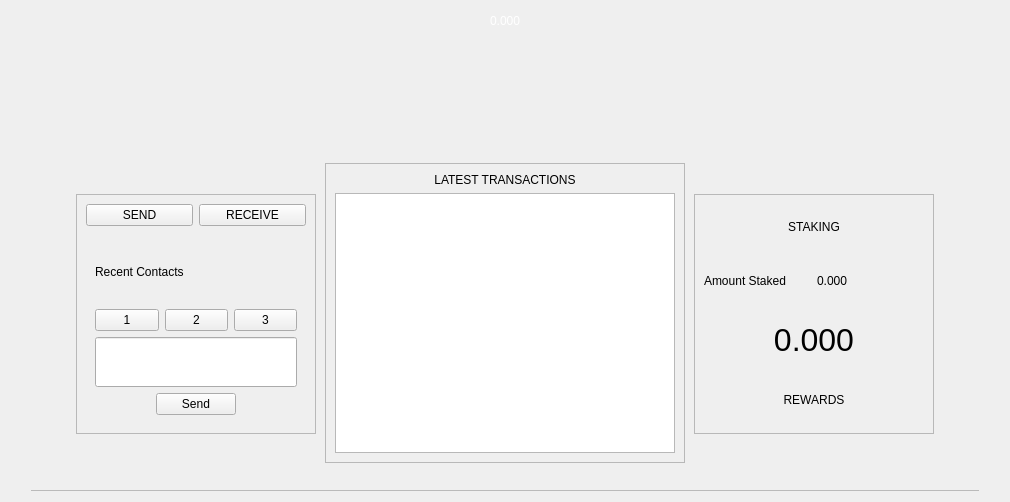
Old version of the form src/qt/forms/dashboardwidget.ui in the repository eons-finance/ALQO.
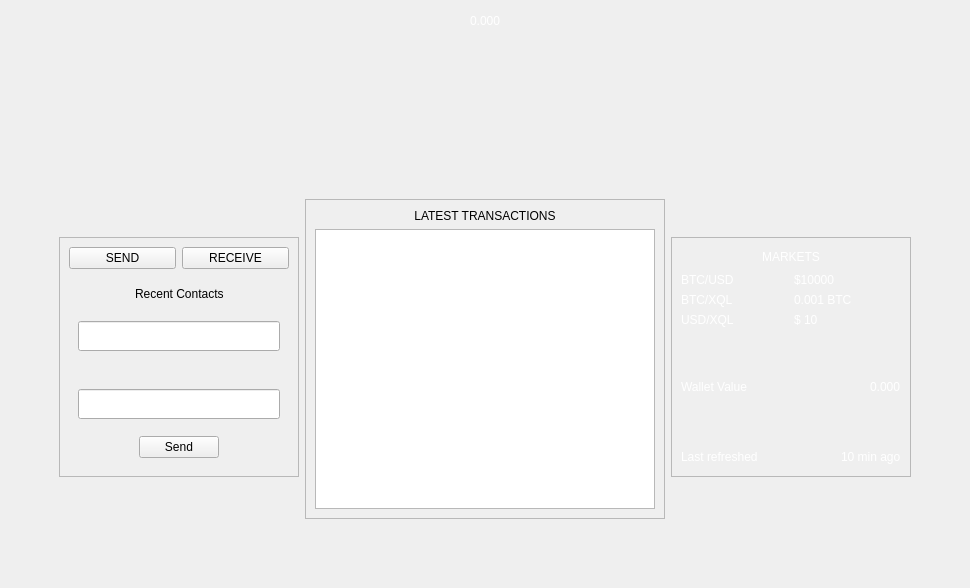
New version of the form. The open tabs and pages were chosen to show the change.

```diff
--- a/src/qt/forms/dashboardwidget.ui
+++ b/src/qt/forms/dashboardwidget.ui
@@ -6,8 +6,8 @@
    <rect>
     <x>0</x>
     <y>0</y>
-    <width>1010</width>
-    <height>502</height>
+    <width>970</width>
+    <height>588</height>
    </rect>
   </property>
   <property name="sizePolicy">
@@ -19,7 +19,7 @@
   <property name="windowTitle">
    <string>Form</string>
   </property>
-  <layout class="QVBoxLayout" name="verticalLayout_10">
+  <layout class="QVBoxLayout" name="verticalLayout_8">
    <item>
     <layout class="QVBoxLayout" name="dashLayout">
      <item>
@@ -60,42 +60,6 @@
       </layout>
      </item>
      <item>
-      <widget class="QWidget" name="layoutWarning" native="true">
-       <layout class="QVBoxLayout" name="verticalLayout_8">
-        <property name="spacing">
-         <number>0</number>
-        </property>
-        <property name="leftMargin">
-         <number>0</number>
-        </property>
-        <property name="topMargin">
-         <number>0</number>
-        </property>
-        <property name="rightMargin">
-         <number>0</number>
-        </property>
-        <property name="bottomMargin">
-         <number>0</number>
-        </property>
-        <item>
-         <widget class="QWidget" name="containerWarning" native="true">
-          <layout class="QVBoxLayout" name="verticalLayout_21">
-           <property name="spacing">
-            <number>9</number>
-           </property>
-           <property name="leftMargin">
-            <number>20</number>
-           </property>
-           <property name="topMargin">
-            <number>9</number>
-           </property>
-           <property name="rightMargin">
-            <number>20</number>
-           </property>
-           <property name="bottomMargin">
-            <number>0</number>
-           </property>
-           <item>
             <layout class="QHBoxLayout" name="horizontalLayout">
              <property name="topMargin">
               <number>100</number>
@@ -175,6 +139,23 @@
                     <widget class="QWidget" name="send">
                      <layout class="QVBoxLayout" name="verticalLayout_2">
                       <item>
+                 <layout class="QVBoxLayout" name="verticalLayout_10">
+                  <item>
+                   <layout class="QHBoxLayout" name="horizontalLayout_12">
+                    <item>
+                     <spacer name="horizontalSpacer_8">
+                      <property name="orientation">
+                       <enum>Qt::Horizontal</enum>
+                      </property>
+                      <property name="sizeHint" stdset="0">
+                       <size>
+                        <width>40</width>
+                        <height>20</height>
+                       </size>
+                      </property>
+                     </spacer>
+                    </item>
+                    <item>
                        <widget class="QLabel" name="lblRecentcontacts">
                         <property name="text">
                          <string>Recent Contacts</string>
@@ -182,30 +163,78 @@
                        </widget>
                       </item>
                       <item>
-                       <layout class="QHBoxLayout" name="horizontalLayout_2">
+                     <spacer name="horizontalSpacer_7">
+                      <property name="orientation">
+                       <enum>Qt::Horizontal</enum>
+                      </property>
+                      <property name="sizeHint" stdset="0">
+                       <size>
+                        <width>40</width>
+                        <height>20</height>
+                       </size>
+                      </property>
+                     </spacer>
+                    </item>
+                   </layout>
+                  </item>
                         <item>
-                         <widget class="QPushButton" name="pushButton">
-                          <property name="text">
-                           <string>1</string>
-                          </property>
-                         </widget>
+                   <spacer name="verticalSpacer_9">
+                    <property name="orientation">
+                     <enum>Qt::Vertical</enum>
+                    </property>
+                    <property name="sizeHint" stdset="0">
+                     <size>
+                      <width>20</width>
+                      <height>40</height>
+                     </size>
+                    </property>
+                   </spacer>
                         </item>
                         <item>
-                         <widget class="QPushButton" name="pushButton_2">
-                          <property name="text">
-                           <string>2</string>
-                          </property>
-                         </widget>
-                        </item>
+                   <layout class="QHBoxLayout" name="horizontalLayout_13">
+                    <item>
+                     <widget class="QLineEdit" name="lineEditContact">
+                      <property name="minimumSize">
+                       <size>
+                        <width>0</width>
+                        <height>30</height>
+                       </size>
+                      </property>
+                      <property name="maximumSize">
+                       <size>
+                        <width>16777215</width>
+                        <height>30</height>
+                       </size>
+                      </property>
+                      <property name="styleSheet">
+                       <string notr="true"/>
+                      </property>
+                     </widget>
+                    </item>
+                   </layout>
+                  </item>
                         <item>
-                         <widget class="QPushButton" name="pushButton_3">
+                   <widget class="QLabel" name="labeladdress">
                           <property name="text">
-                           <string>3</string>
+                     <string/>
                           </property>
                          </widget>
                         </item>
-                       </layout>
-                      </item>
+                  <item>
+                   <spacer name="verticalSpacer_8">
+                    <property name="orientation">
+                     <enum>Qt::Vertical</enum>
+                    </property>
+                    <property name="sizeHint" stdset="0">
+                     <size>
+                      <width>20</width>
+                      <height>40</height>
+                     </size>
+                    </property>
+                   </spacer>
+                  </item>
+                  <item>
+                   <layout class="QHBoxLayout" name="horizontalLayout_11">
                       <item>
                        <widget class="QLineEdit" name="lineEditAmount">
                         <property name="sizePolicy">
@@ -223,7 +252,7 @@
                         <property name="maximumSize">
                          <size>
                           <width>16777215</width>
-                          <height>50</height>
+                        <height>30</height>
                          </size>
                         </property>
                         <property name="maxLength">
@@ -234,6 +263,21 @@
                         </property>
                        </widget>
                       </item>
+                   </layout>
+                  </item>
+                  <item>
+                   <spacer name="verticalSpacer_7">
+                    <property name="orientation">
+                     <enum>Qt::Vertical</enum>
+                    </property>
+                    <property name="sizeHint" stdset="0">
+                     <size>
+                      <width>20</width>
+                      <height>40</height>
+                     </size>
+                    </property>
+                   </spacer>
+                  </item>
                       <item>
                        <layout class="QHBoxLayout" name="horizontalLayout_3">
                         <item>
@@ -278,6 +322,8 @@
                        </layout>
                       </item>
                      </layout>
+                </item>
+               </layout>
                     </widget>
                     <widget class="QWidget" name="receive">
                      <layout class="QVBoxLayout" name="verticalLayout_7">
@@ -406,13 +452,13 @@
                <property name="minimumSize">
                 <size>
                  <width>360</width>
-                 <height>300</height>
+           <height>320</height>
                 </size>
                </property>
                <property name="maximumSize">
                 <size>
                  <width>360</width>
-                 <height>300</height>
+           <height>315</height>
                 </size>
                </property>
                <property name="frameShape">
@@ -483,6 +529,9 @@
                    <height>240</height>
                   </size>
                  </property>
+           <property name="styleSheet">
+            <string notr="true">color:white;</string>
+           </property>
                  <property name="frameShape">
                   <enum>QFrame::StyledPanel</enum>
                  </property>
@@ -491,6 +540,8 @@
                  </property>
                  <layout class="QVBoxLayout" name="verticalLayout_6">
                   <item>
+             <layout class="QVBoxLayout" name="verticalLayout_11">
+              <item>
                    <layout class="QHBoxLayout" name="horizontalLayout_9">
                     <item>
                      <spacer name="horizontalSpacer_9">
@@ -517,7 +568,7 @@
                        <string notr="true"/>
                       </property>
                       <property name="text">
-                       <string>&lt;html&gt;&lt;head/&gt;&lt;body&gt;&lt;p align=&quot;center&quot;&gt;STAKING&lt;/p&gt;&lt;/body&gt;&lt;/html&gt;</string>
+                   <string>&lt;html&gt;&lt;head/&gt;&lt;body&gt;&lt;p align=&quot;center&quot;&gt;MARKETS&lt;/p&gt;&lt;/body&gt;&lt;/html&gt;</string>
                       </property>
                      </widget>
                     </item>
@@ -536,17 +587,89 @@
                     </item>
                    </layout>
                   </item>
+              <item>
+               <layout class="QGridLayout" name="gridLayout">
+                <item row="1" column="0">
+                 <widget class="QLabel" name="label_2">
+                  <property name="text">
+                   <string>BTC/XQL</string>
+                  </property>
+                 </widget>
+                </item>
+                <item row="0" column="0">
+                 <widget class="QLabel" name="label">
+                  <property name="text">
+                   <string>BTC/USD</string>
+                  </property>
+                 </widget>
+                </item>
+                <item row="2" column="0">
+                 <widget class="QLabel" name="label_3">
+                  <property name="text">
+                   <string>USD/XQL</string>
+                  </property>
+                 </widget>
+                </item>
+                <item row="0" column="1">
+                 <widget class="QLabel" name="labelbtcusd">
+                  <property name="text">
+                   <string>$10000</string>
+                  </property>
+                 </widget>
+                </item>
+                <item row="1" column="1">
+                 <widget class="QLabel" name="labelxlqbtc">
+                  <property name="text">
+                   <string>0.001 BTC</string>
+                  </property>
+                 </widget>
+                </item>
+                <item row="2" column="1">
+                 <widget class="QLabel" name="labelusdxlq">
+                  <property name="text">
+                   <string>$ 10</string>
+                  </property>
+                 </widget>
+                </item>
+               </layout>
+              </item>
+              <item>
+               <spacer name="verticalSpacer_5">
+                <property name="orientation">
+                 <enum>Qt::Vertical</enum>
+                </property>
+                <property name="sizeHint" stdset="0">
+                 <size>
+                  <width>20</width>
+                  <height>40</height>
+                 </size>
+                </property>
+               </spacer>
+              </item>
                   <item>
                    <layout class="QHBoxLayout" name="horizontalLayout_7">
                     <item>
                      <widget class="QLabel" name="lblAmountStaked">
                       <property name="text">
-                       <string>Amount Staked</string>
+                   <string>Wallet Value</string>
                       </property>
                      </widget>
                     </item>
                     <item>
-                     <widget class="QLabel" name="AmountStaked">
+                 <spacer name="horizontalSpacer_13">
+                  <property name="orientation">
+                   <enum>Qt::Horizontal</enum>
+                  </property>
+                  <property name="sizeHint" stdset="0">
+                   <size>
+                    <width>40</width>
+                    <height>20</height>
+                   </size>
+                  </property>
+                 </spacer>
+                </item>
+                <item>
+                 <widget class="QLabel" name="lblwalletvalue">
                       <property name="text">
                        <string>0.000</string>
                       </property>
@@ -555,24 +678,50 @@
                    </layout>
                   </item>
                   <item>
-                   <widget class="QLabel" name="Rewards">
-                    <property name="minimumSize">
+               <spacer name="verticalSpacer_6">
+                <property name="orientation">
+                 <enum>Qt::Vertical</enum>
+                </property>
+                <property name="sizeHint" stdset="0">
                      <size>
-                      <width>0</width>
-                      <height>60</height>
-                     </size>
-                    </property>
+                  <width>20</width>
+                  <height>40</height>
+                 </size>
+                </property>
+               </spacer>
+              </item>
+              <item>
+               <layout class="QHBoxLayout" name="horizontalLayout_5">
+                <item>
+                 <widget class="QLabel" name="label_7">
                     <property name="text">
-                     <string>&lt;html&gt;&lt;head/&gt;&lt;body&gt;&lt;p align=&quot;center&quot;&gt;&lt;span style=&quot; font-size:24pt;&quot;&gt;0.000&lt;/span&gt;&lt;/p&gt;&lt;/body&gt;&lt;/html&gt;</string>
+                   <string>Last refreshed</string>
                     </property>
                    </widget>
                   </item>
                   <item>
-                   <widget class="QLabel" name="lblRewards">
+                 <spacer name="horizontalSpacer_14">
+                  <property name="orientation">
+                   <enum>Qt::Horizontal</enum>
+                  </property>
+                  <property name="sizeHint" stdset="0">
+                   <size>
+                    <width>40</width>
+                    <height>20</height>
+                   </size>
+                  </property>
+                 </spacer>
+                </item>
+                <item>
+                 <widget class="QLabel" name="labeltime">
                     <property name="text">
-                     <string>&lt;html&gt;&lt;head/&gt;&lt;body&gt;&lt;p align=&quot;center&quot;&gt;REWARDS&lt;/p&gt;&lt;/body&gt;&lt;/html&gt;</string>
-                    </property>
-                   </widget>
+                   <string>10 min ago</string>
+                  </property>
+                 </widget>
+                </item>
+               </layout>
+              </item>
+             </layout>
                   </item>
                  </layout>
                 </widget>
@@ -606,37 +755,6 @@
               </spacer>
              </item>
             </layout>
-           </item>
-           <item>
-            <widget class="QLabel" name="lblDivisory">
-             <property name="minimumSize">
-              <size>
-               <width>0</width>
-               <height>1</height>
-              </size>
-             </property>
-             <property name="maximumSize">
-              <size>
-               <width>16777215</width>
-               <height>1</height>
-              </size>
-             </property>
-             <property name="styleSheet">
-              <string notr="true">background-color:#bababa;</string>
-             </property>
-             <property name="text">
-              <string/>
-             </property>
-             <property name="alignment">
-              <set>Qt::AlignBottom|Qt::AlignLeading|Qt::AlignLeft</set>
-             </property>
-            </widget>
-           </item>
-          </layout>
-         </widget>
-        </item>
-       </layout>
-      </widget>
      </item>
     </layout>
    </item>
```
Left out of the diff: 2 changed lines with no effect on the pictures. Lines whose indentation alone changed are shown as unchanged.
